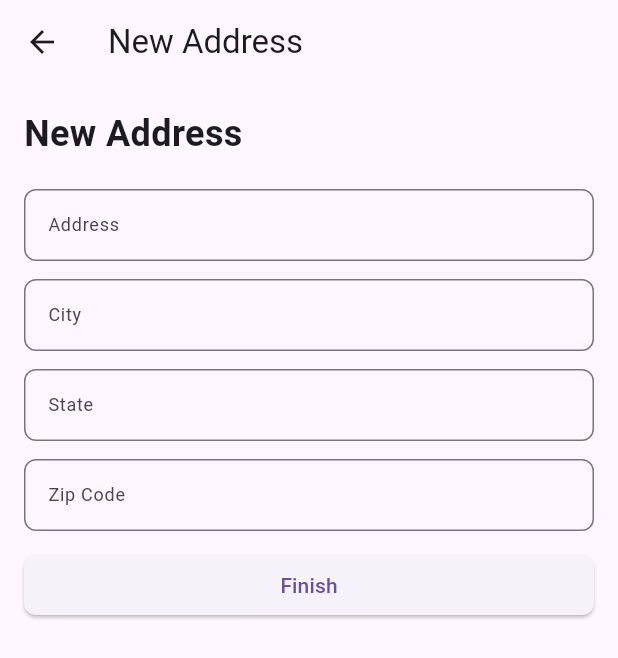
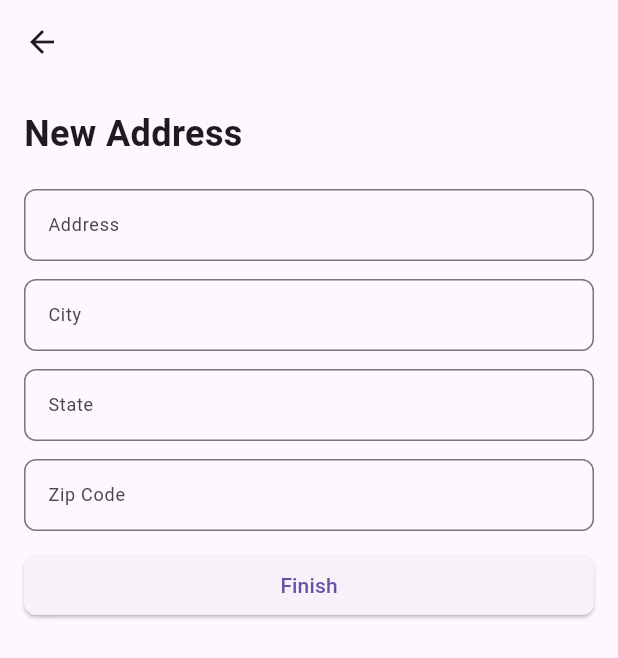
Before and after one commit to mirxtrem-apps/prueba-doublev-partners, a Flutter app: the AddNewAddressPage screen opened by its route, on a phone screen of 412 x 824 dp. Shown: the top 658 px of the screen. Run offline on Flutter 3.47's test engine with Material 2 defaults, Android fonts, the phone set to English and light mode, and no system bars; our stand-ins replace firebase_core; accounts and stored records are empty.

```diff
--- a/lib/features/user/presentation/pages/add_new_address/add_new_address_page.dart
+++ b/lib/features/user/presentation/pages/add_new_address/add_new_address_page.dart
@@ -10,7 +10,7 @@ class AddNewAddressPage extends StatelessWidget {
    @override
    Widget build(BuildContext context) {
        return Scaffold(
-           appBar: AppBar(title: const Text('New Address'),),
+           appBar: AppBar(),
       body: Container(
         constraints: const BoxConstraints.expand(),
         child: SingleChildScrollView(
```
